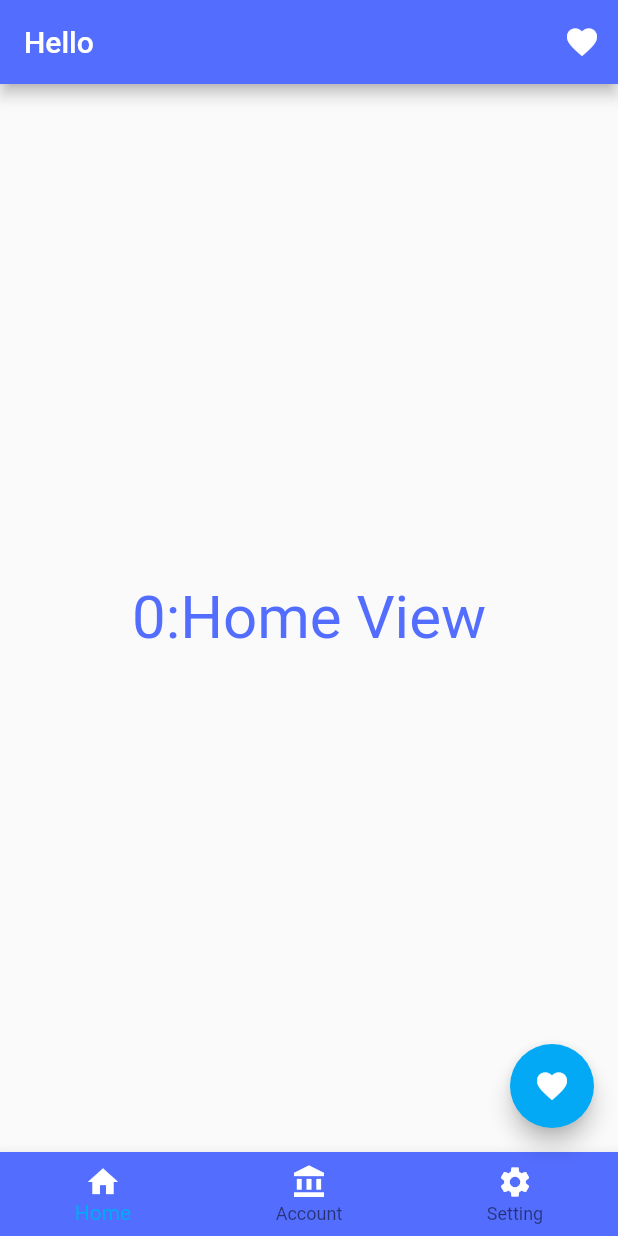
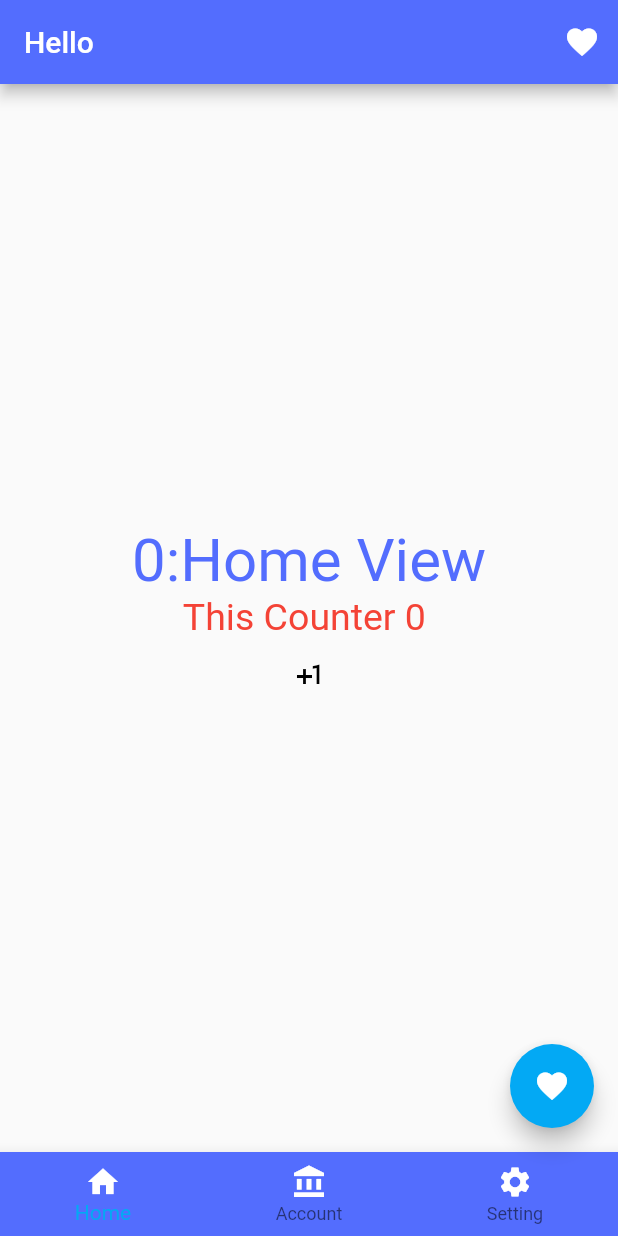
Before and after one commit to TalelMejri/learning_flutter, a Flutter app: the screen it shows after launch, on a phone screen of 412 x 824 dp. Run offline on Flutter 3.47's test engine with Material 2 defaults, Android fonts, the light colour scheme and no system bars.

Commit message:
increment Counter

```diff
--- a/lib/main.dart
+++ b/lib/main.dart
@@ -47,6 +47,13 @@ class _MyHomePage extends State<MyHomePage> {
     });
   }
 
+  int counter = 0;
+  void increment() {
+    setState(() {
+      this.counter++;
+    });
+  }
+
   String display = "0:Home View";
   int selectIndex = 0;
 
@@ -91,6 +98,15 @@ class _MyHomePage extends State<MyHomePage> {
             Text(
               '${display}',
               style: TextStyle(color: Colors.indigoAccent, fontSize: 40),
+            ),
+            Text(
+              "This Counter ${counter} ",
+              style: TextStyle(color: Colors.red, fontSize: 25),
+            ),
+            IconButton(
+              onPressed: increment,
+              icon: Icon(Icons.plus_one),
+              color: Colors.black,
             )
           ],
         ),
```
